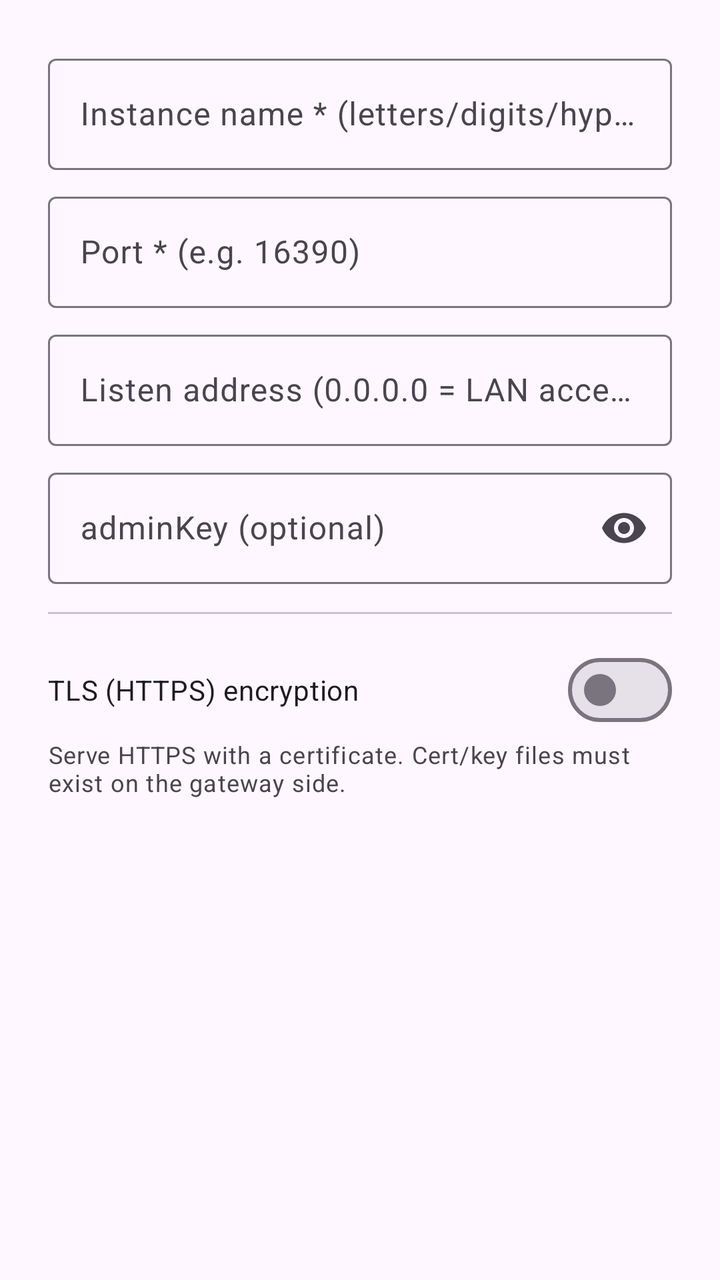
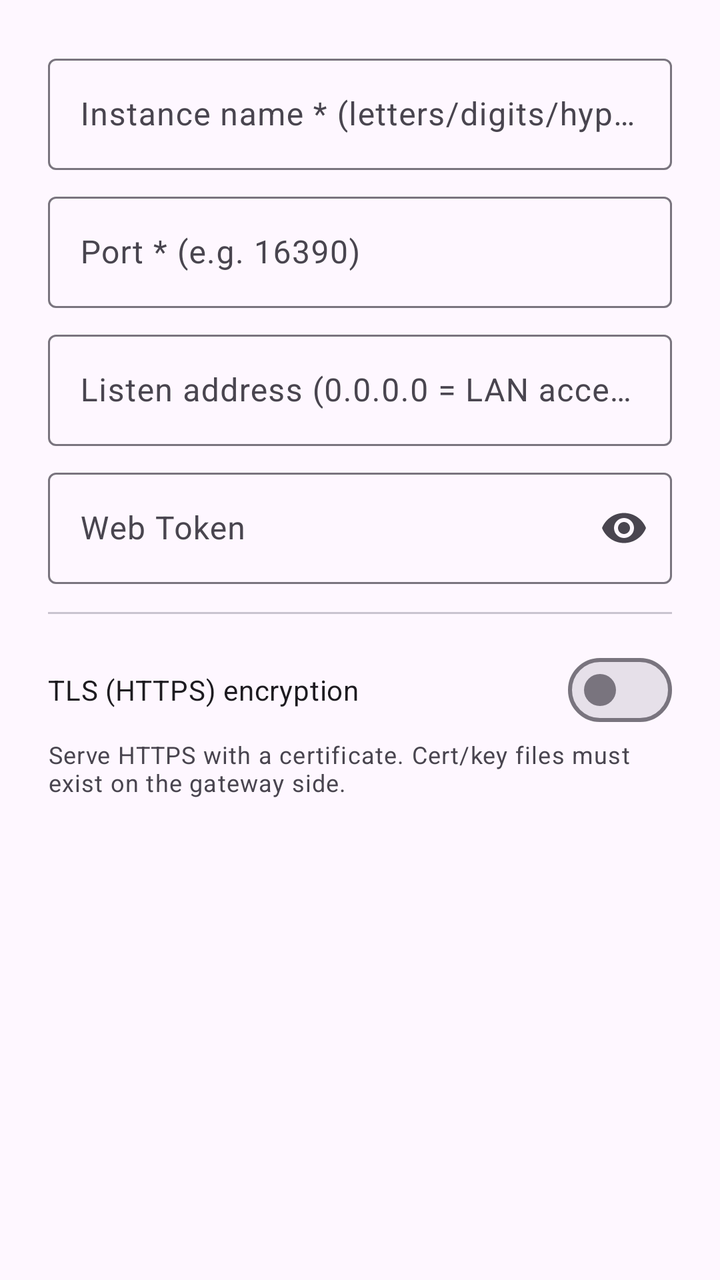

Screens rendered from an Android XML layout before and after an edit, with the pre-edit source and the edit as a unified diff.
<!-- AndroidManifest.xml: application theme Theme.AIGateway -->
<!-- res/layout/dialog_instance.xml -->
<?xml version="1.0" encoding="utf-8"?>
<ScrollView xmlns:android="http://schemas.android.com/apk/res/android"
    xmlns:app="http://schemas.android.com/apk/res-auto"
    android:layout_width="match_parent"
    android:layout_height="wrap_content">

    <LinearLayout
        android:layout_width="match_parent"
        android:layout_height="wrap_content"
        android:orientation="vertical"
        android:padding="24dp">

        <com.google.android.material.textfield.TextInputLayout
            android:layout_width="match_parent"
            android:layout_height="wrap_content"
            android:hint="@string/pt_inst_name"
            style="@style/Widget.Material3.TextInputLayout.OutlinedBox">
            <com.google.android.material.textfield.TextInputEditText
                android:id="@+id/editInstName"
                android:layout_width="match_parent"
                android:layout_height="wrap_content" />
        </com.google.android.material.textfield.TextInputLayout>

        <com.google.android.material.textfield.TextInputLayout
            android:layout_width="match_parent"
            android:layout_height="wrap_content"
            android:layout_marginTop="8dp"
            android:hint="@string/pt_inst_port"
            style="@style/Widget.Material3.TextInputLayout.OutlinedBox">
            <com.google.android.material.textfield.TextInputEditText
                android:id="@+id/editInstPort"
                android:layout_width="match_parent"
                android:layout_height="wrap_content"
                android:inputType="number" />
        </com.google.android.material.textfield.TextInputLayout>

        <com.google.android.material.textfield.TextInputLayout
            android:layout_width="match_parent"
            android:layout_height="wrap_content"
            android:layout_marginTop="8dp"
            android:hint="@string/pt_inst_host"
            style="@style/Widget.Material3.TextInputLayout.OutlinedBox">
            <com.google.android.material.textfield.TextInputEditText
                android:id="@+id/editInstHost"
                android:layout_width="match_parent"
                android:layout_height="wrap_content" />
        </com.google.android.material.textfield.TextInputLayout>

        <com.google.android.material.textfield.TextInputLayout
            android:layout_width="match_parent"
            android:layout_height="wrap_content"
            android:layout_marginTop="8dp"
            android:hint="@string/pt_inst_key"
            app:endIconMode="password_toggle"
            style="@style/Widget.Material3.TextInputLayout.OutlinedBox">
            <com.google.android.material.textfield.TextInputEditText
                android:id="@+id/editInstKey"
                android:layout_width="match_parent"
                android:layout_height="wrap_content"
                android:inputType="textPassword" />
        </com.google.android.material.textfield.TextInputLayout>

        
        <View
            android:layout_width="match_parent"
            android:layout_height="1dp"
            android:layout_marginVertical="14dp"
            android:background="?attr/colorOutlineVariant" />

        <com.google.android.material.materialswitch.MaterialSwitch
            android:id="@+id/switchTls"
            android:layout_width="match_parent"
            android:layout_height="wrap_content"
            android:text="@string/pt_tls_enable" />

        <TextView
            android:layout_width="match_parent"
            android:layout_height="wrap_content"
            android:text="@string/pt_tls_desc"
            android:textAppearance="?attr/textAppearanceBodySmall"
            android:textColor="?attr/colorOnSurfaceVariant" />

        <LinearLayout
            android:id="@+id/tlsSection"
            android:layout_width="match_parent"
            android:layout_height="wrap_content"
            android:orientation="vertical"
            android:layout_marginTop="8dp"
            android:visibility="gone">

            <com.google.android.material.textfield.TextInputLayout
                android:layout_width="match_parent"
                android:layout_height="wrap_content"
                android:hint="@string/pt_tls_port"
                style="@style/Widget.Material3.TextInputLayout.OutlinedBox">
                <com.google.android.material.textfield.TextInputEditText
                    android:id="@+id/editTlsPort"
                    android:layout_width="match_parent"
                    android:layout_height="wrap_content"
                    android:inputType="number" />
            </com.google.android.material.textfield.TextInputLayout>

            <TextView
                android:layout_width="match_parent"
                android:layout_height="wrap_content"
                android:text="@string/pt_tls_port_hint"
                android:textAppearance="?attr/textAppearanceBodySmall"
                android:textColor="?attr/colorOnSurfaceVariant" />

            <com.google.android.material.textfield.TextInputLayout
                android:layout_width="match_parent"
                android:layout_height="wrap_content"
                android:layout_marginTop="8dp"
                android:hint="@string/pt_tls_cert"
                style="@style/Widget.Material3.TextInputLayout.OutlinedBox">
                <com.google.android.material.textfield.TextInputEditText
                    android:id="@+id/editTlsCert"
                    android:layout_width="match_parent"
                    android:layout_height="wrap_content" />
            </com.google.android.material.textfield.TextInputLayout>

            <com.google.android.material.textfield.TextInputLayout
                android:layout_width="match_parent"
                android:layout_height="wrap_content"
                android:layout_marginTop="8dp"
                android:hint="@string/pt_tls_key"
                style="@style/Widget.Material3.TextInputLayout.OutlinedBox">
                <com.google.android.material.textfield.TextInputEditText
                    android:id="@+id/editTlsKey"
                    android:layout_width="match_parent"
                    android:layout_height="wrap_content" />
            </com.google.android.material.textfield.TextInputLayout>
        </LinearLayout>
    </LinearLayout>
</ScrollView>
<!-- resources referenced by this layout -->
<resources>
  <string name="pt_inst_host">Listen address (0.0.0.0 = LAN accessible)</string>
  <string name="pt_inst_key">adminKey (optional)</string>
  <string name="pt_inst_name">Instance name * (letters/digits/hyphen)</string>
  <string name="pt_inst_port">Port * (e.g. 16390)</string>
  <string name="pt_tls_cert">Certificate file (cert.pem)</string>
  <string name="pt_tls_desc">Serve HTTPS with a certificate. Cert/key files must exist on the gateway side.</string>
  <string name="pt_tls_enable">TLS (HTTPS) encryption</string>
  <string name="pt_tls_key">Private key file (key.pem)</string>
  <string name="pt_tls_port">HTTPS port (empty = same as HTTP, i.e. HTTPS only)</string>
  <string name="pt_tls_port_hint">Set a different port to serve HTTP and HTTPS at the same time.</string>
  <color name="md_primary">#6750A4</color>
  <color name="md_on_primary">#FFFFFF</color>
  <color name="md_primary_container">#EADDFF</color>
  <color name="md_on_primary_container">#21005D</color>
  <color name="md_secondary">#625B71</color>
  <color name="md_on_secondary">#FFFFFF</color>
  <color name="md_secondary_container">#E8DEF8</color>
  <color name="md_on_secondary_container">#1D192B</color>
  <color name="md_tertiary">#7D5260</color>
  <color name="md_on_tertiary">#FFFFFF</color>
  <color name="md_tertiary_container">#FFD8E4</color>
  <color name="md_on_tertiary_container">#31111D</color>
  <color name="md_error">#B3261E</color>
  <color name="md_on_error">#FFFFFF</color>
  <color name="md_error_container">#F9DEDC</color>
  <color name="md_on_error_container">#410E0B</color>
  <color name="md_background">#FEF7FF</color>
  <color name="md_on_background">#1D1B20</color>
  <color name="md_surface">#FEF7FF</color>
  <color name="md_on_surface">#1D1B20</color>
  <color name="md_surface_variant">#E7E0EC</color>
  <color name="md_on_surface_variant">#49454F</color>
  <color name="md_outline">#79747E</color>
  <color name="md_outline_variant">#CAC4D0</color>
  <color name="md_surface_container">#F3EDF7</color>
  <color name="md_surface_container_high">#ECE6F0</color>
  <!-- unchanged entries left out for length: 1 -->
</resources>

<!-- the commit's change to res/layout/dialog_instance.xml (unified diff, before → after) -->
@@ -50,7 +50,7 @@
             android:layout_width="match_parent"
             android:layout_height="wrap_content"
             android:layout_marginTop="8dp"
-            android:hint="@string/pt_inst_key"
+            android:hint="@string/admin_web_token"
             app:endIconMode="password_toggle"
             style="@style/Widget.Material3.TextInputLayout.OutlinedBox">
             <com.google.android.material.textfield.TextInputEditText
<!-- resource entries referenced after the edit -->
@@ -1,7 +1,7 @@
 <!-- resources referenced by this layout -->
 <resources>
+  <string name="admin_web_token">Web Token</string>
   <string name="pt_inst_host">Listen address (0.0.0.0 = LAN accessible)</string>
-  <string name="pt_inst_key">adminKey (optional)</string>
   <string name="pt_inst_name">Instance name * (letters/digits/hyphen)</string>
   <string name="pt_inst_port">Port * (e.g. 16390)</string>
   <string name="pt_tls_cert">Certificate file (cert.pem)</string>
